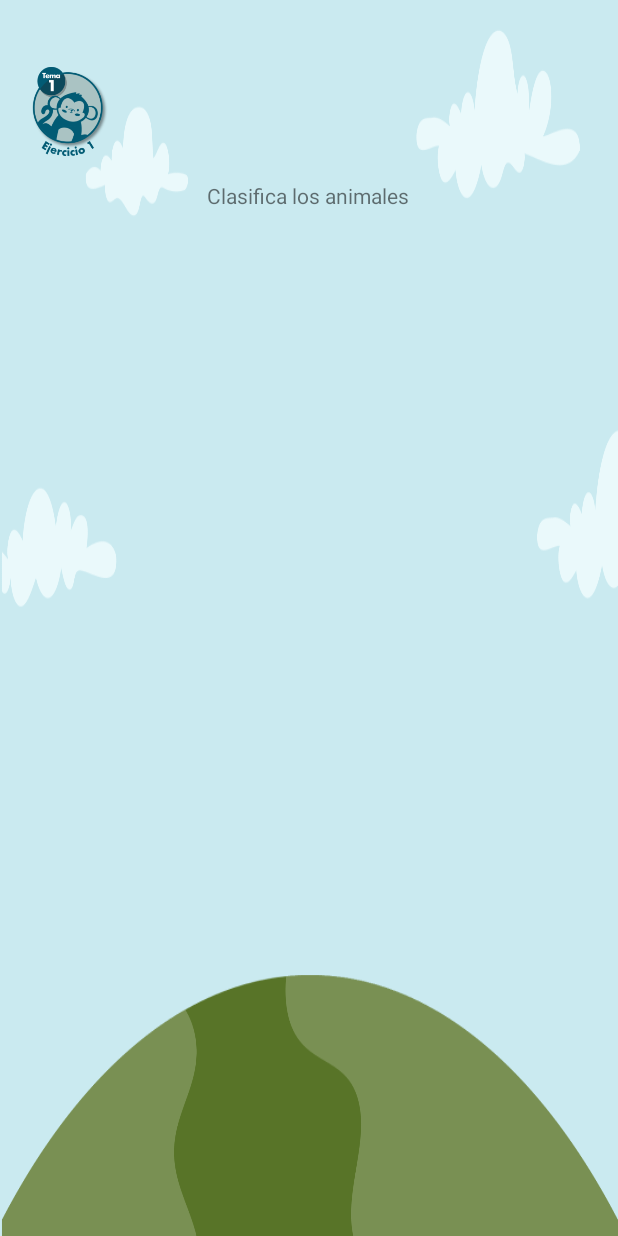
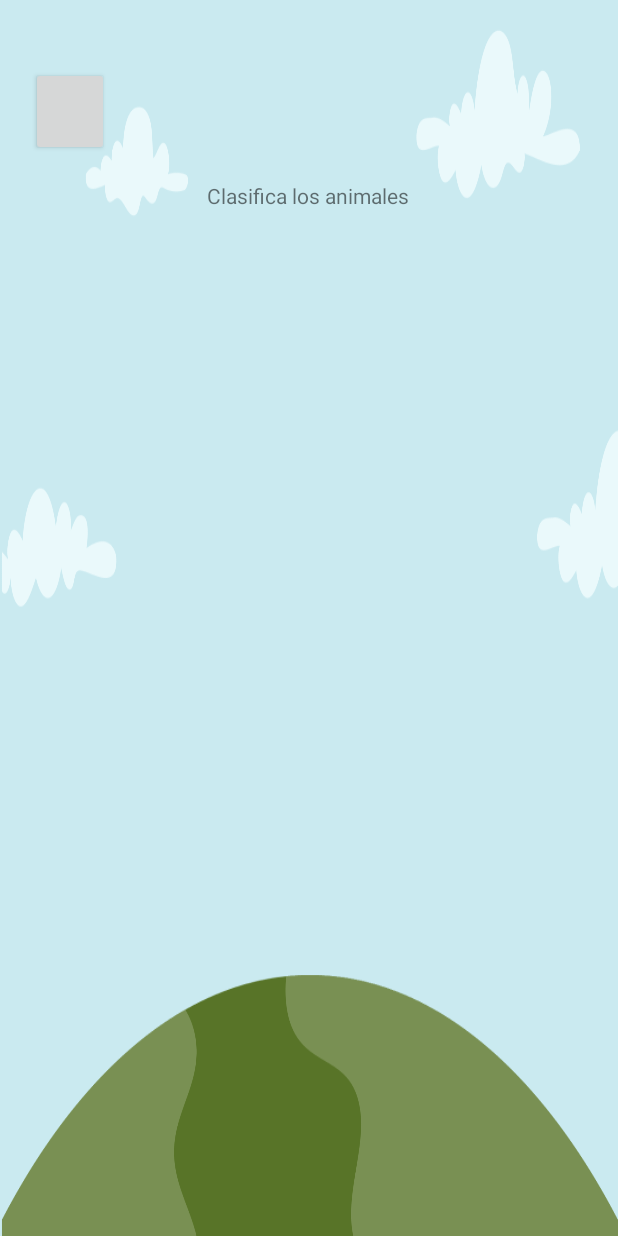
Before and after one commit to OmArCaMc/MethsKinderAppRebuild, an Android app: the layout activity_select_option.xml on its own in the app's theme, with its tools: preview values and no code run, on a phone screen of 412 x 824 dp. Run offline under Robolectric (Android 15) with nearby library versions, the phone set to English and light mode, and no system bars.

Commit message:
boton de back en selecion unica modularizado funcional

```diff
--- a/app/src/main/java/com/example/animate/SelectOption.java
+++ b/app/src/main/java/com/example/animate/SelectOption.java
@@ -44,11 +44,16 @@ public class SelectOption extends AppCompatActivity {
             setOp2(intent.getIntExtra("OP2", 0));
             setOp3(intent.getIntExtra("OP3", 0));
             setRightOp(intent.getIntExtra("RightOp",0));
+            setBackButtonImage(intent.getIntExtra("BACK_BUTTON_IMAGE", 0));
         }
         setOnClickListeners();
         setBackListener();
 
         this.pauseHandler = new Handler(Looper.getMainLooper());
+    }
+    private void setBackButtonImage(int resourceId) {
+        Button back = findViewById(R.id.backBttn);
+        back.setBackgroundResource(resourceId);
     }
     public void setIllustration(int resourceId){
         ImageView illustrationView = findViewById(R.id.illustration);
--- a/app/src/main/java/com/example/animate/topic1screen.java
+++ b/app/src/main/java/com/example/animate/topic1screen.java
@@ -90,6 +90,9 @@ public class topic1screen extends AppCompatActivity {
                 intent.putExtra("OP3", R.drawable.tucan_asset);
                 intent.putExtra("RightOp", 1); // Establece la opción correcta (ej. 1)
 
+                intent.putExtra("BACK_BUTTON_IMAGE", R.drawable.back_topic1_4_asset);
+
+
                 startActivity(intent);
             }
         });
--- a/app/src/main/res/layout/activity_select_option.xml
+++ b/app/src/main/res/layout/activity_select_option.xml
@@ -11,8 +11,6 @@
         android:id="@+id/backBttn"
         android:layout_width="52dp"
         android:layout_height="59dp"
-        android:background="@drawable/back_topic1_1_asset"
-        android:tint="@null"
         app:layout_constraintBottom_toBottomOf="parent"
         app:layout_constraintEnd_toEndOf="parent"
         app:layout_constraintHorizontal_bias="0.058"
```
Also changed, not shown: app/src/main/res/drawable/back_topic1_4_asset.png (added).
